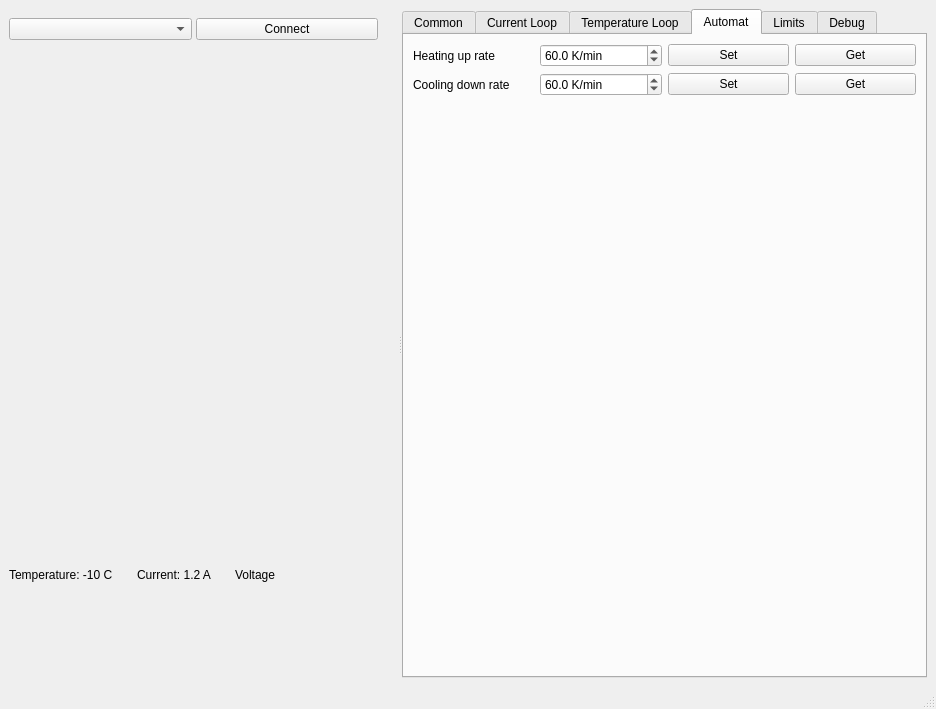
Old version of the form mainwindow.ui in the repository glavmonter/QPeltierUI.
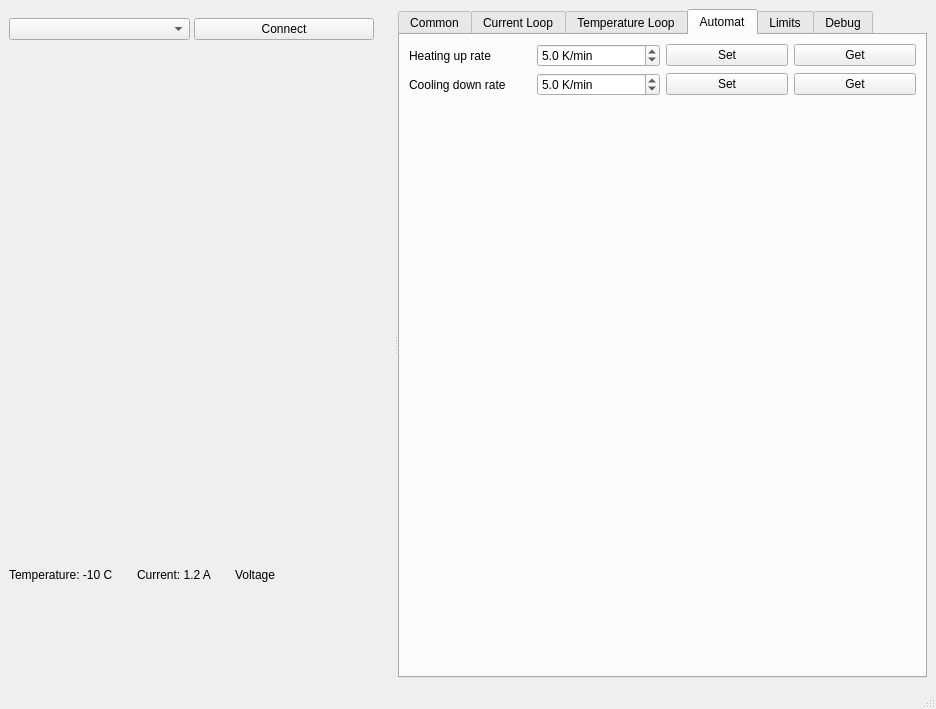
New version of the form. The open tabs and pages were chosen to show the change. Custom widgets are drawn as their Qt base class.

Patch:
```diff
--- a/mainwindow.ui
+++ b/mainwindow.ui
@@ -853,16 +853,16 @@
               <number>1</number>
              </property>
              <property name="minimum">
-              <double>0.000000000000000</double>
+              <double>0.100000000000000</double>
              </property>
              <property name="maximum">
-              <double>180.000000000000000</double>
+              <double>1000.000000000000000</double>
              </property>
              <property name="singleStep">
               <double>1.000000000000000</double>
              </property>
              <property name="value">
-              <double>60.000000000000000</double>
+              <double>5.000000000000000</double>
              </property>
             </widget>
            </item>
@@ -896,16 +896,16 @@
               <number>1</number>
              </property>
              <property name="minimum">
-              <double>0.000000000000000</double>
+              <double>0.100000000000000</double>
              </property>
              <property name="maximum">
-              <double>180.000000000000000</double>
+              <double>1000.000000000000000</double>
              </property>
              <property name="singleStep">
               <double>1.000000000000000</double>
              </property>
              <property name="value">
-              <double>60.000000000000000</double>
+              <double>5.000000000000000</double>
              </property>
             </widget>
            </item>
```
Left out of the diff: 150 changed lines with no effect on the pictures.
